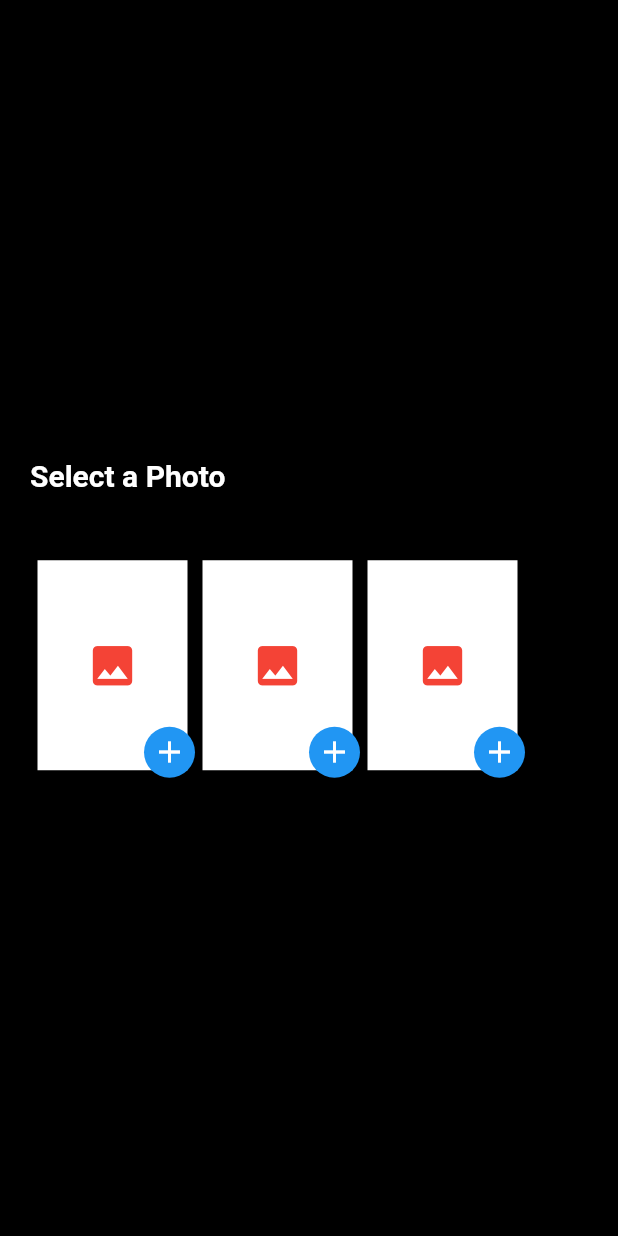
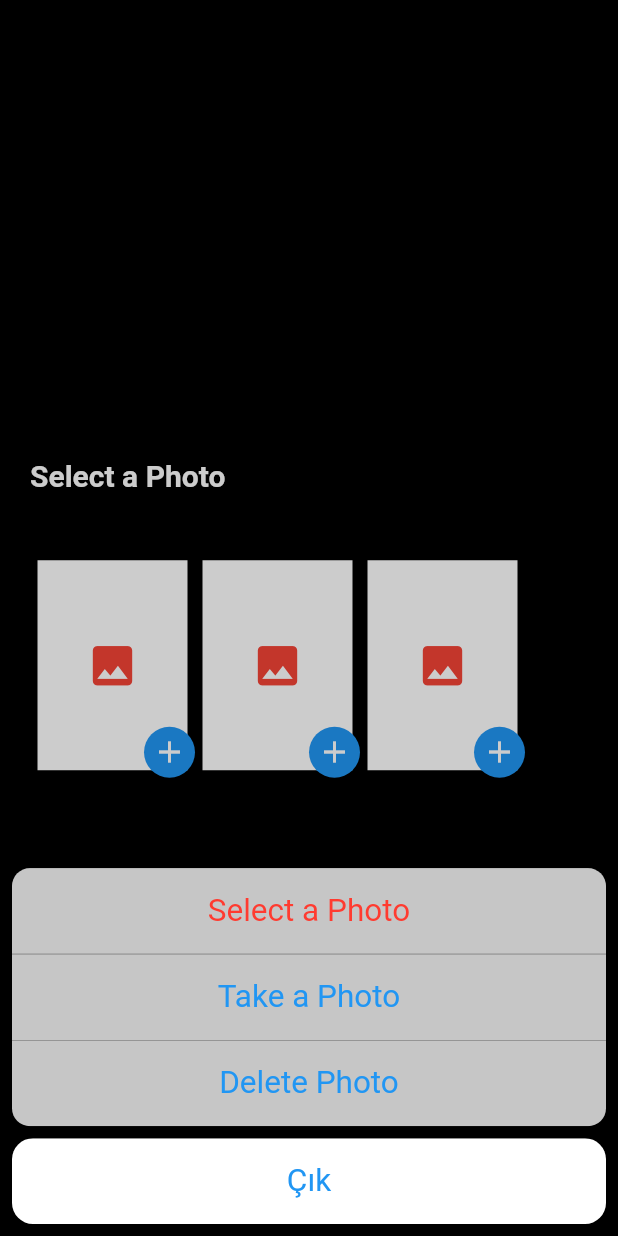
Before and after one commit to taylanyildiz/flutter_image_picker_cropp, a Flutter app: the screen it shows after launch, after a tap on the "add" icon, on a phone screen of 412 x 824 dp. Run offline on Flutter 3.47's test engine with Material 2 defaults, Android fonts, the light colour scheme and no system bars; our stand-ins replace image_cropper, image_picker.

Commit message:
Update home_screen.dart

```diff
--- a/lib/screens/home_screen.dart
+++ b/lib/screens/home_screen.dart
@@ -1,3 +1,4 @@
+import 'package:flutter/cupertino.dart';
 import 'package:flutter/material.dart';
 import 'package:image_cropper/image_cropper.dart';
 import 'dart:io';
@@ -14,9 +15,10 @@ class HomeScreen extends StatefulWidget {
 
 class _HomeScreenState extends State<HomeScreen> {
   var imagesFile = <File>[];
-  Future selectPhoto(index) async {
+
+  Future selectPhoto(index, sourceCode) async {
     final file = await UtilsImage.imagePicker(
-      sourceCode: SourceCode.gallery,
+      sourceCode: sourceCode,
       croppImage: croppImage,
     );
     if (file == null) return;
@@ -91,7 +93,44 @@ class _HomeScreenState extends State<HomeScreen> {
           right: 0.0,
           bottom: 0.0,
           child: GestureDetector(
-            onTap: () => selectPhoto(index),
+            onTap: () async {
+              await showCupertinoModalPopup(
+                context: context,
+                builder: (context) => CupertinoActionSheet(
+                  actions: [
+                    CupertinoActionSheetAction(
+                      onPressed: () {
+                        Navigator.pop(context);
+                        selectPhoto(index, SourceCode.gallery);
+                      },
+                      child: Text('Select a Photo'),
+                      isDestructiveAction: true,
+                    ),
+                    CupertinoActionSheetAction(
+                      onPressed: () {
+                        Navigator.pop(context);
+                        selectPhoto(index, SourceCode.camera);
+                      },
+                      child: Text('Take a Photo'),
+                      isDestructiveAction: false,
+                    ),
+                    CupertinoActionSheetAction(
+                      onPressed: () {
+                        Navigator.pop(context);
+                        if (imagesFile.isNotEmpty)
+                          setState(() => imagesFile.removeAt(index));
+                      },
+                      child: Text('Delete Photo'),
+                      isDestructiveAction: false,
+                    ),
+                  ],
+                  cancelButton: CupertinoActionSheetAction(
+                    child: Text('Çık'),
+                    onPressed: () => Navigator.pop(context),
+                  ),
+                ),
+              );
+            },
             child: Container(
               padding: const EdgeInsets.all(5.0),
               decoration: BoxDecoration(
```
